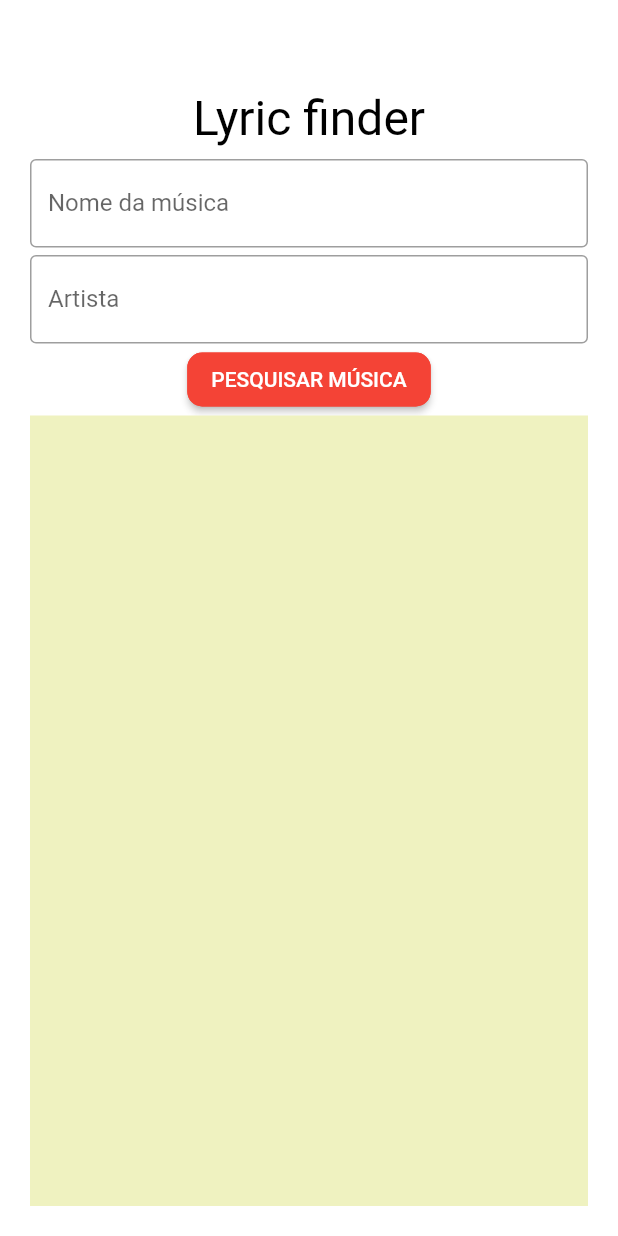
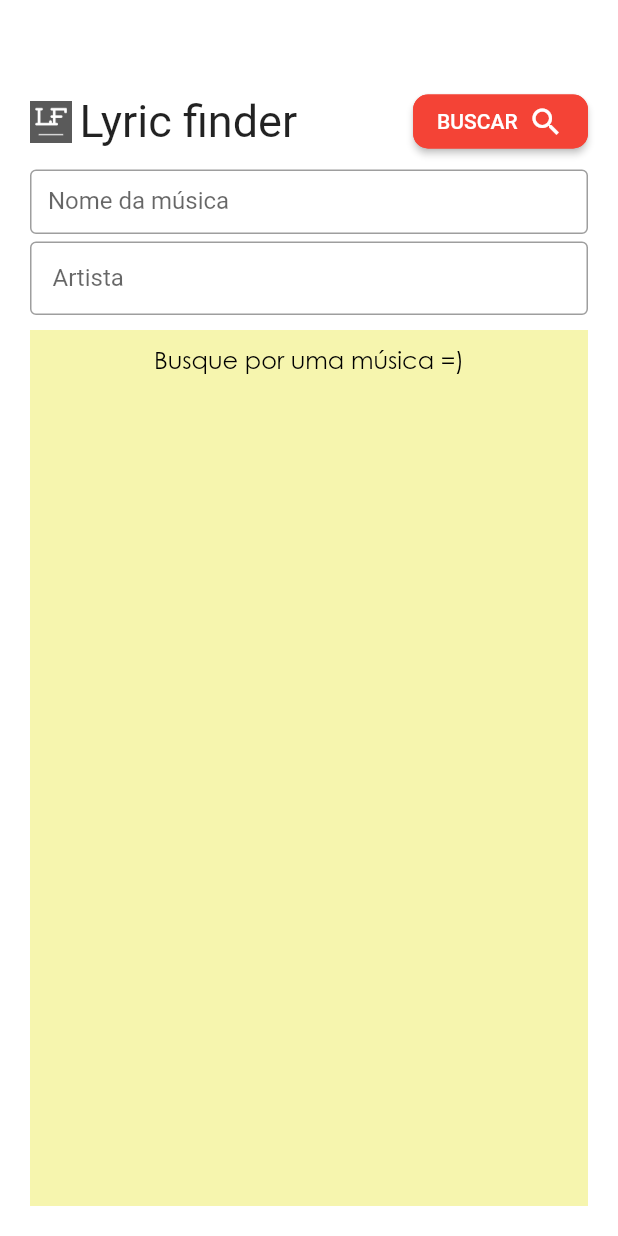
Before and after one commit to igorcm3/LyricFinder, a Flutter app: the screen it shows after launch, on a phone screen of 412 x 824 dp. Run offline on Flutter 3.47's test engine with Material 2 defaults, Android fonts, the phone set to English and light mode, and no system bars; our stand-ins replace dio, flutter_easyloading; Roboto replaces fonts that are missing (Inkfree).

Commit message:
Melhorias gerais de layout e responsividade
layout, responsividade, fontes, cores, posicionamento de widgets

```diff
--- a/LyricFounderProject/lib/Controllers/LyricService.dart
+++ b/LyricFounderProject/lib/Controllers/LyricService.dart
@@ -1,7 +1,5 @@
-import 'dart:convert';
 import 'dart:developer';
 
-import 'package:app/Models/Liryc.dart';
 import 'package:app/Models/Mus.dart';
 import 'package:dio/dio.dart';
 
--- a/LyricFounderProject/lib/Views/Home.dart
+++ b/LyricFounderProject/lib/Views/Home.dart
@@ -12,7 +12,8 @@ class Home extends StatefulWidget {
 class _HomeState extends State<Home> {
   TextEditingController artistaController = TextEditingController();
   TextEditingController musicacontroller = TextEditingController();
-  String lyric = '';
+  String lyric = 'Busque por uma música =)';
+  FocusScopeNode currentFocus;
 
   @override
   void initState() {
@@ -20,39 +21,71 @@ class _HomeState extends State<Home> {
     EasyLoading.init();
   }
 
-  // @override
-  // void deactivate() {
-  //   EasyLoading.dismiss();
-  //   super.deactivate();
-  // }
+  @override
+  void deactivate() {
+    EasyLoading.dismiss();
+    super.deactivate();
+  }
 
   @override
   Widget build(BuildContext context) {
-    return Scaffold(backgroundColor: Colors.white, body: columnPrincipal());
+    currentFocus = FocusScope.of(context);
+    return Scaffold(
+      backgroundColor: Colors.white,
+      body: columnPrincipal(),
+    );
   }
 
   Widget columnPrincipal() {
-    return Padding(
+    return SingleChildScrollView(
+        child: SizedBox(
+      height: MediaQuery.of(context).size.height,
+      child: Padding(
         padding: EdgeInsets.all(20),
         child: Column(
             crossAxisAlignment: CrossAxisAlignment.center,
             mainAxisAlignment: MainAxisAlignment.start,
-          children: [
+            children: <Widget>[
               SizedBox(
-              height: 40,
+                height: 37,
               ),
               labelTitulo(),
               inputs(),
-            btnPesquisarMusica(),
               recCentral()
             ]),
-    );
+      ),
+    ));
   }
 
   Widget labelTitulo() {
-    return Text(
+    return Row(
+      mainAxisAlignment: MainAxisAlignment.spaceBetween,
+      children: [
+        Container(
+          child: Row(
+            children: [
+              //Icon(Icons.ac_unit),
+              Image(
+                image: AssetImage(
+                    'assets/icons/favicon_96x96_created_by_logaster.png'),
+                width: 28,
+                height: 28,
+              ),
+              SizedBox(
+                width: 5,
+              ),
+              Text(
                 'Lyric finder',
-      style: TextStyle(color: Colors.black, fontSize: 32),
+                style: TextStyle(
+                    fontSize: 30,
+                    fontFamily: 'Inkfree',
+                    fontStyle: FontStyle.normal),
+              ),
+            ],
+          ),
+        ),
+        Container(child: btnPesquisarMusica())
+      ],
     );
   }
 
@@ -61,11 +94,13 @@ class _HomeState extends State<Home> {
       child: Container(
         alignment: Alignment.topCenter,
         padding: EdgeInsets.all(10),
-        color: Color(0xFFEFF2C0),
+        color: Color(0xFFF6F5AE), // EFF2C0, E6F9AF, F5F749,
+        child: SingleChildScrollView(
           child: Text(
             lyric,
             style: TextStyle(
-              fontFamily: 'Inkfree', fontSize: 16, color: Colors.black),
+                fontFamily: 'GOTHIC', fontSize: 16, color: Colors.black),
+          ),
         ),
       ),
     );
@@ -81,7 +116,8 @@ class _HomeState extends State<Home> {
           decoration: InputDecoration(
               border: OutlineInputBorder(),
               labelText: 'Nome da música',
-          ),
+              isDense: true, // Added this
+              contentPadding: EdgeInsets.all(12)),
         ),
         SizedBox(height: 5),
         TextField(
@@ -90,8 +126,10 @@ class _HomeState extends State<Home> {
           decoration: InputDecoration(
               border: OutlineInputBorder(),
               labelText: 'Artista',
+              isDense: true, // Added this
+              contentPadding: EdgeInsets.all(15)),
         ),
-        ),
+        SizedBox(height: 10)
       ],
     );
   }
@@ -102,12 +140,28 @@ class _HomeState extends State<Home> {
             borderRadius: BorderRadius.circular(10.0),
             side: BorderSide(color: Colors.red)),
         onPressed: () {
+          setState(() {
+            lyric = 'Buscando...';
+          });
+          if (!currentFocus.hasPrimaryFocus) {
+            currentFocus.unfocus();
+          }
           loadData();
         },
         color: Colors.red,
         textColor: Colors.white,
-        child: Text("Pesquisar música".toUpperCase(),
-            style: TextStyle(fontSize: 14)));
+        child: Row(
+          children: [
+            Text("Buscar".toUpperCase(), style: TextStyle(fontSize: 14)),
+            SizedBox(
+              width: 7,
+            ),
+            Icon(
+              Icons.search,
+              color: Colors.white,
+            )
+          ],
+        ));
   }
 
   void loadData() {
--- a/LyricFounderProject/lib/main.dart
+++ b/LyricFounderProject/lib/main.dart
@@ -27,7 +27,7 @@ class App extends StatelessWidget {
   @override
   Widget build(BuildContext context) {
     return MaterialApp(
-      theme: ThemeData(primaryColor: Colors.blue),
+      theme: ThemeData(primaryColor: Colors.black),
       home: Home(),
       builder: EasyLoading.init(),
     );
```
Also changed, not shown: LyricFounderProject/pubspec.yaml (+17 -3 lines), LyricFounderProject/assets/fonts/GOTHIC.TTF (renamed from LyricFounderProject/fonts/GOTHIC.TTF), LyricFounderProject/assets/fonts/GOTHICB.TTF (renamed from LyricFounderProject/fonts/GOTHICB.TTF), LyricFounderProject/assets/fonts/GOTHICBI.TTF (renamed from LyricFounderProject/fonts/GOTHICBI.TTF), LyricFounderProject/assets/fonts/GOTHICI.TTF (renamed from LyricFounderProject/fonts/GOTHICI.TTF), LyricFounderProject/assets/fonts/Inkfree.ttf (renamed from LyricFounderProject/fonts/Inkfree.ttf), LyricFounderProject/assets/icons/favicon_32x32_created_by_logaster.png (added), LyricFounderProject/assets/icons/favicon_96x96_created_by_logaster.png (added), LyricFounderProject/pubspec.lock, 2 other files. Lines whose indentation alone changed are shown as unchanged.
